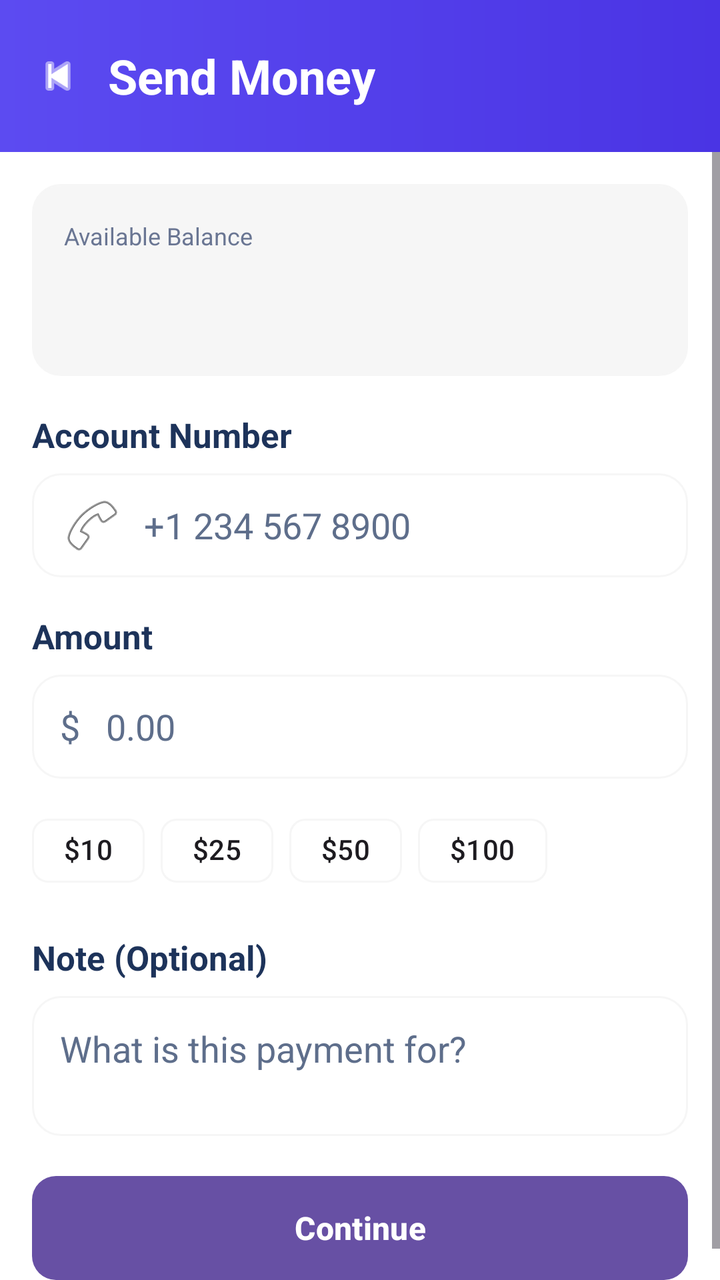
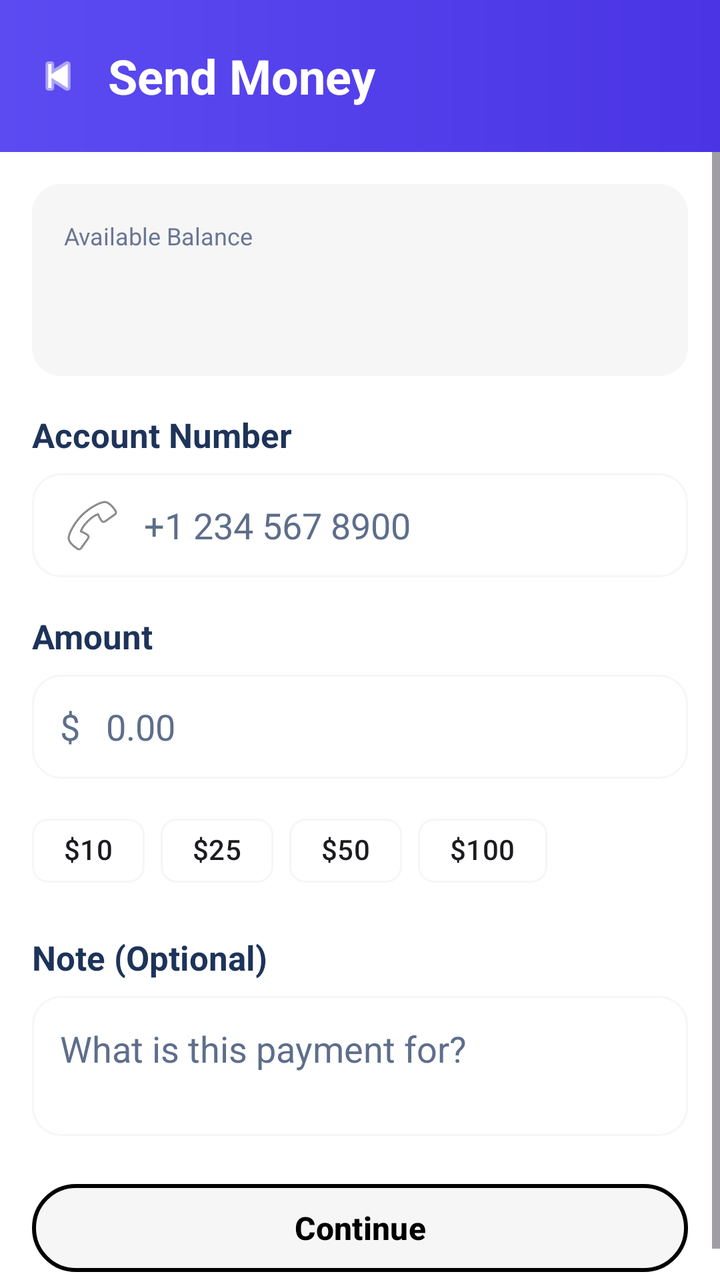

An Android layout rendered at two revisions. The XML below is the earlier revision; the diff shows what the commit changed to produce the second picture.
<!-- AndroidManifest.xml: application theme Theme.Banking_app_Y3S2 -->
<!-- res/layout/fragment_send.xml -->
<?xml version="1.0" encoding="utf-8"?>
<LinearLayout xmlns:android="http://schemas.android.com/apk/res/android"
    android:layout_width="match_parent"
    android:layout_height="match_parent"
    xmlns:app="http://schemas.android.com/apk/res-auto"
    android:background="@color/background"
    android:orientation="vertical">

    <LinearLayout
        android:layout_width="match_parent"
        android:layout_height="76dp"
        android:background="@drawable/bg_dashboard_header"
        android:gravity="center_vertical"
        android:orientation="horizontal"
        android:paddingHorizontal="16dp">

        <ImageView
            android:layout_width="26dp"
            android:layout_height="26dp"
            android:src="@android:drawable/ic_media_previous"
            android:tint="@android:color/white" />

        <TextView
            android:layout_width="wrap_content"
            android:layout_height="wrap_content"
            android:layout_marginStart="12dp"
            android:text="@string/send_money"
            android:textColor="@android:color/white"
            android:textSize="24sp"
            android:textStyle="bold" />
    </LinearLayout>

    <ScrollView
        android:layout_width="match_parent"
        android:layout_height="0dp"
        android:layout_weight="1"
        android:fillViewport="true">

        <LinearLayout
            android:layout_width="match_parent"
            android:layout_height="wrap_content"
            android:orientation="vertical"
            android:padding="16dp">

            <LinearLayout
                android:layout_width="match_parent"
                android:layout_height="96dp"
                android:background="@drawable/bg_tile"
                android:gravity="center_vertical"
                android:orientation="vertical"
                android:paddingHorizontal="16dp">

                <TextView
                    android:layout_width="wrap_content"
                    android:layout_height="wrap_content"
                    android:text="@string/available_balance"
                    android:textColor="@color/text_secondary"
                    android:textSize="12sp" />

                <TextView
                    android:id="@+id/balance_txt"
                    android:layout_width="wrap_content"
                    android:layout_height="wrap_content"
                    android:layout_marginTop="4dp"
                    android:text=""
                    android:textColor="@color/textColor"
                    android:textSize="30sp"
                    android:textStyle="bold" />
            </LinearLayout>

            <TextView
                android:layout_width="wrap_content"
                android:layout_height="wrap_content"
                android:layout_marginTop="18dp"
                android:text="@string/acc_no"
                android:textColor="@color/text_primary"
                android:textSize="17sp"
                android:textStyle="bold" />

            <EditText
                android:id="@+id/account_number_et"
                android:layout_width="match_parent"
                android:layout_height="52dp"
                android:layout_marginTop="8dp"
                android:background="@drawable/bg_input_field"
                android:drawableStart="@android:drawable/ic_menu_call"
                android:drawablePadding="10dp"
                android:hint="+1 234 567 8900"
                android:paddingHorizontal="14dp"
                android:textColor="@color/textColor"
                android:textColorHint="@color/text_hint" />

            <TextView
                android:layout_width="wrap_content"
                android:layout_height="wrap_content"
                android:layout_marginTop="18dp"
                android:text="@string/amount"
                android:textColor="@color/text_primary"
                android:textSize="17sp"
                android:textStyle="bold" />

            <EditText
                android:id="@+id/amount_et"
                android:layout_width="match_parent"
                android:layout_height="52dp"
                android:layout_marginTop="8dp"
                android:background="@drawable/bg_input_field"
                android:hint="$   0.00"
                android:inputType="numberDecimal"
                android:paddingHorizontal="14dp"
                android:textColor="@color/textColor"
                android:textColorHint="@color/text_hint" />

            <LinearLayout
                android:layout_width="match_parent"
                android:layout_height="wrap_content"
                android:layout_marginTop="12dp"
                android:orientation="horizontal">


                <com.google.android.material.chip.ChipGroup
                    android:id="@+id/chipGroup"
                    android:layout_width="wrap_content"
                    android:layout_height="wrap_content"
                    app:singleSelection="true">

                    <com.google.android.material.chip.Chip
                        android:id="@+id/usd_10_chip"
                        android:text="$10"
                        android:layout_height="wrap_content"
                        android:layout_width="wrap_content"
                        android:checkable="true"
                        android:backgroundTint="@color/chip_money_selected"
                        app:chipStrokeColor="@color/background1"/>

                    <com.google.android.material.chip.Chip
                        android:id="@+id/usd_25_chip"
                        android:text="$25"
                        android:layout_height="wrap_content"
                        android:layout_width="wrap_content"
                        android:checkable="true"
                        android:backgroundTint="@color/chip_money_selected"
                        app:chipStrokeColor="@color/background1"/>

                    <com.google.android.material.chip.Chip
                        android:id="@+id/usd_50_chip"
                        android:text="$50"
                        android:layout_height="wrap_content"
                        android:layout_width="wrap_content"
                        android:checkable="true"
                        app:chipStrokeColor="@color/background1"
                        android:backgroundTint="@color/chip_money_selected"/>
                    <com.google.android.material.chip.Chip
                        android:id="@+id/usd_100_chip"
                        android:text="$100"
                        android:layout_height="wrap_content"
                        android:layout_width="wrap_content"
                        android:checkable="true"
                        android:backgroundTint="@color/chip_money_selected"
                        app:chipStrokeColor="@color/background1"/>

                </com.google.android.material.chip.ChipGroup>


















































            </LinearLayout>

            <TextView
                android:layout_width="wrap_content"
                android:layout_height="wrap_content"
                android:layout_marginTop="18dp"
                android:text="@string/note_optional"
                android:textColor="@color/text_primary"
                android:textSize="17sp"
                android:textStyle="bold" />

            <EditText
                android:id="@+id/remark_et"
                android:layout_width="match_parent"
                android:layout_height="70dp"
                android:layout_marginTop="8dp"
                android:background="@drawable/bg_input_field"
                android:gravity="top"
                android:hint="@string/payment_note_hint"
                android:inputType="text"
                android:padding="14dp"
                android:textColor="@color/textColor"
                android:textColorHint="@color/text_hint" />

            <Button
                android:id="@+id/send_money_btn"
                android:layout_width="match_parent"
                android:layout_height="52dp"
                android:layout_marginTop="20dp"
                android:background="@drawable/bg_soft_icon_blue"
                android:text="@string/continue_text"
                android:textColor="@android:color/white"
                android:textSize="16sp"
                android:textStyle="bold" />
        </LinearLayout>
    </ScrollView>

</LinearLayout>
<!-- resources referenced by this layout -->
<resources>
  <color name="background">#FFFFFF</color>
  <color name="background1">#F6F6F6</color>
  <color name="textColor">#000</color>
  <color name="text_hint">#5E6E8B</color>
  <color name="text_primary">#1D335A</color>
  <color name="text_secondary">#6A7693</color>
  <!-- drawable bg_dashboard_header (drawable) -->
  <?xml version="1.0" encoding="utf-8"?>
  <shape xmlns:android="http://schemas.android.com/apk/res/android" android:shape="rectangle">
      <gradient
          android:angle="0"
          android:endColor="@color/brand_bg_bottom"
          android:startColor="@color/brand_bg_top" />
  </shape>
  <!-- drawable bg_input_field (drawable) -->
  <?xml version="1.0" encoding="utf-8"?>
  <shape xmlns:android="http://schemas.android.com/apk/res/android" android:shape="rectangle">
      <solid android:color="@color/background" />
      <stroke
          android:width="1dp"
          android:color="@color/background1" />
      <corners android:radius="14dp" />
  </shape>
  <!-- drawable bg_soft_icon_blue (drawable) -->
  <?xml version="1.0" encoding="utf-8"?>
  <shape xmlns:android="http://schemas.android.com/apk/res/android" android:shape="rectangle">
      <solid android:color="@color/soft_blue_bg" />
      <corners android:radius="12dp" />
  </shape>
  <!-- drawable bg_tile (drawable) -->
  <?xml version="1.0" encoding="utf-8"?>
  <shape xmlns:android="http://schemas.android.com/apk/res/android" android:shape="rectangle">
      <solid android:color="@color/background1" />
      <corners android:radius="14dp" />
      <stroke
          android:width="1dp"
          android:color="@color/background1" />
  </shape>
  <string name="acc_no">Account Number</string>
  <string name="amount">Amount</string>
  <string name="available_balance">Available Balance</string>
  <string name="continue_text">Continue</string>
  <string name="note_optional">Note (Optional)</string>
  <string name="payment_note_hint">What is this payment for?</string>
  <string name="send_money">Send Money</string>
  <style name="Theme.Banking_app_Y3S2" parent="Base.Theme.Banking_app_Y3S2" />
  <color name="brand_bg_bottom">#4A34E4</color>
  <color name="brand_bg_top">#5C4BF1</color>
  <color name="soft_blue_bg">#E8ECFA</color>
  <style name="Base.Theme.Banking_app_Y3S2" parent="Theme.Material3.DayNight.NoActionBar">
          
          
          <item name="android:textViewStyle">@style/Widget.BankingApp.CleanTextView</item>
          <item name="android:editTextStyle">@style/Widget.BankingApp.CleanEditText</item>
          <item name="buttonStyle">@style/Widget.BankingApp.CleanButton</item>
      </style>
  <style name="Widget.BankingApp.CleanTextView" parent="@android:style/Widget.TextView">
          <item name="android:shadowColor">@android:color/transparent</item>
          <item name="android:shadowDx">0</item>
          <item name="android:shadowDy">0</item>
          <item name="android:shadowRadius">0</item>
          <item name="android:elegantTextHeight">false</item>
      </style>
  <style name="Widget.BankingApp.CleanEditText" parent="@android:style/Widget.EditText">
          <item name="android:shadowColor">@android:color/transparent</item>
          <item name="android:shadowDx">0</item>
          <item name="android:shadowDy">0</item>
          <item name="android:shadowRadius">0</item>
          <item name="android:textColor">@color/text_primary</item>
          <item name="android:textColorHint">@color/text_hint</item>
      </style>
  <style name="Widget.BankingApp.CleanButton" parent="Widget.Material3.Button">
          <item name="android:shadowColor">@android:color/transparent</item>
          <item name="android:shadowDx">0</item>
          <item name="android:shadowDy">0</item>
          <item name="android:shadowRadius">0</item>
          <item name="android:textStyle">bold</item>
          <item name="android:textAllCaps">false</item>
      </style>
</resources>

<!-- the commit's change to res/layout/fragment_send.xml (unified diff, before → after) -->
@@ -234,16 +234,31 @@
                 android:textColor="@color/textColor"
                 android:textColorHint="@color/text_hint" />
 
-            <Button
+
+
+
+
+
+
+
+
+
+
+
+            <com.google.android.material.button.MaterialButton
                 android:id="@+id/send_money_btn"
+                android:layout_marginTop="20dp"
                 android:layout_width="match_parent"
                 android:layout_height="52dp"
-                android:layout_marginTop="20dp"
-                android:background="@drawable/bg_soft_icon_blue"
+                android:backgroundTint="@color/background1"
+                app:strokeColor="@color/textColor"
+                android:textColor="@color/textColor"
+                android:textSize="16sp"
                 android:text="@string/continue_text"
-                android:textColor="@android:color/white"
-                android:textSize="16sp"
-                android:textStyle="bold" />
+                android:textStyle="bold"
+                app:strokeWidth="2dp"
+                />
+
         </LinearLayout>
     </ScrollView>
 
<!-- resource entries referenced after the edit -->
@@ -23,12 +23,6 @@
           android:color="@color/background1" />
       <corners android:radius="14dp" />
   </shape>
-  <!-- drawable bg_soft_icon_blue (drawable) -->
-  <?xml version="1.0" encoding="utf-8"?>
-  <shape xmlns:android="http://schemas.android.com/apk/res/android" android:shape="rectangle">
-      <solid android:color="@color/soft_blue_bg" />
-      <corners android:radius="12dp" />
-  </shape>
   <!-- drawable bg_tile (drawable) -->
   <?xml version="1.0" encoding="utf-8"?>
   <shape xmlns:android="http://schemas.android.com/apk/res/android" android:shape="rectangle">
@@ -48,7 +42,6 @@
   <style name="Theme.Banking_app_Y3S2" parent="Base.Theme.Banking_app_Y3S2" />
   <color name="brand_bg_bottom">#4A34E4</color>
   <color name="brand_bg_top">#5C4BF1</color>
-  <color name="soft_blue_bg">#E8ECFA</color>
   <style name="Base.Theme.Banking_app_Y3S2" parent="Theme.Material3.DayNight.NoActionBar">
           
           
